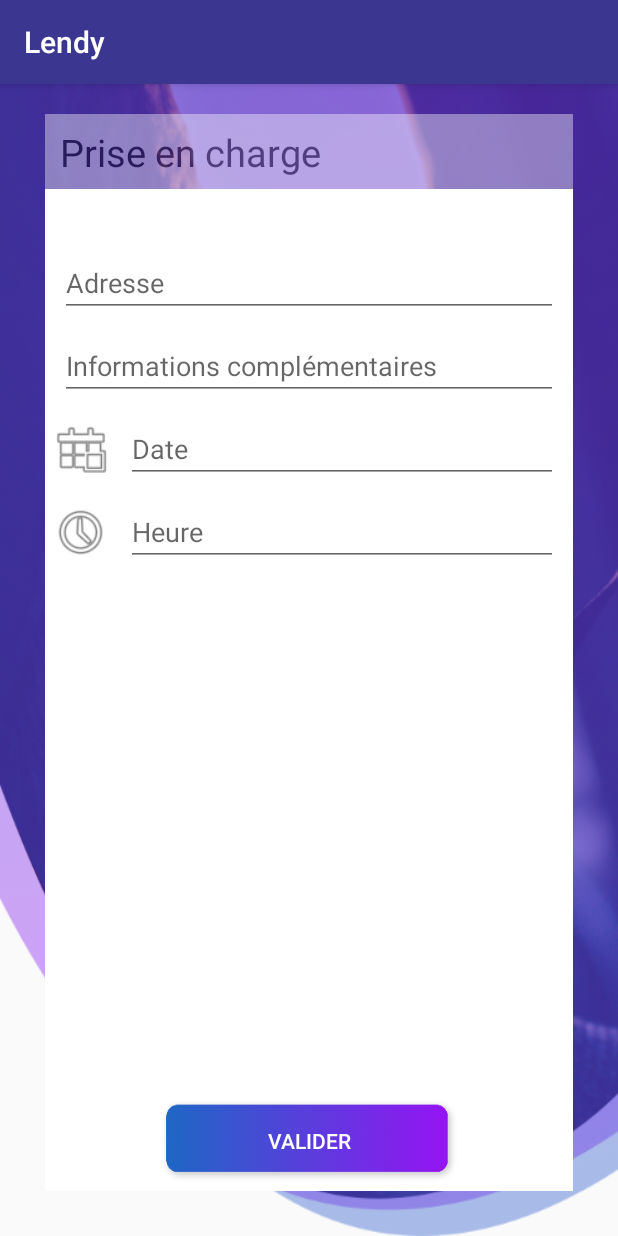
After one commit to elbilbil/lendy_android, an Android app: the fragment SuppOrderFragment shown on its own in the app's theme, on a phone screen of 412 x 824 dp. The commit adds this screen. Run offline under Robolectric (Android 15) with nearby library versions, the phone set to English and light mode, and no system bars.

Commit message:
[WIP} Ajout d'un contrat + prise en charge

```diff
--- a/Lendy/app/src/main/java/com/lendy/Utils/fragments/ResearchFragment.kt
+++ b/Lendy/app/src/main/java/com/lendy/Utils/fragments/ResearchFragment.kt
@@ -13,6 +13,7 @@ import kotlinx.android.synthetic.main.research_fragment.*
 
 interface DialogResult {
     fun getDialogResult(date: String, index: Int)
+    fun getHourResult(hour: Int, minute: Int)
 }
 
 class ResearchFragment : Fragment() {
@@ -34,6 +35,10 @@ class ResearchFragment : Fragment() {
         this.currentActivity = this.activity
         val cA = this.currentActivity
         interfaceDialog = object : DialogResult {
+            override fun getHourResult(hour: Int, minute: Int) {
+                TODO("not implemented") //To change body of created functions use File | Settings | File Templates.
+            }
+
             override fun getDialogResult(date: String, index: Int) {
                 if (index == 1)
                 {
--- /dev/null
+++ b/Lendy/app/src/main/java/com/lendy/Utils/fragments/SuppOrderFragment.kt
@@ -0,0 +1,62 @@
+package com.lendy.Utils.fragments
+
+import android.app.Activity
+import android.app.DatePickerDialog
+import android.app.Dialog
+import android.app.Fragment
+import android.os.Bundle
+import android.util.Log
+import android.view.LayoutInflater
+import android.view.View
+import android.view.ViewGroup
+import com.lendy.R
+import com.lendy.Utils.DataUtils
+import com.lendy.Utils.custom_views.ChooseDateDialog
+import kotlinx.android.synthetic.main.research_fragment.*
+import kotlinx.android.synthetic.main.supp_order_fragment.*
+
+class SuppOrderFragment : Fragment()
+{
+    private var currentActivity: Activity? = null
+    private var currentView: View? = null
+    private var dialogResult: DialogResult? = null
+
+    override fun onCreateView(inflater: LayoutInflater?, container: ViewGroup?, savedInstanceState: Bundle?): View? {
+        return inflater?.inflate(R.layout.supp_order_fragment, container, false)
+    }
+
+    override fun onViewCreated(view: View?, savedInstanceState: Bundle?) {
+        super.onViewCreated(view, savedInstanceState)
+
+        this.currentView = view
+        this.currentActivity = this.activity
+
+        dialogResult = object : DialogResult {
+            override fun getHourResult(hour: Int, minute: Int) {
+                Log.e("lol", "lol")
+            }
+
+            override fun getDialogResult(date: String, index: Int) {
+                choose_date_supp.setText(date)
+            }
+        }
+
+        date_supp.setOnClickListener {
+            val datedialog = ChooseDateDialog(activity, dialogResult, 1)
+            datedialog.show()
+        }
+
+        hour_supp.setOnClickListener {
+            DataUtils.showHourPicker(this.currentActivity, dialogResult = object : DialogResult{
+                override fun getHourResult(hour: Int, minute: Int) {
+                    choose_hour.setText(hour.toString() + "h" + minute.toString())
+                }
+
+                override fun getDialogResult(date: String, index: Int) {
+                    TODO("not implemented") //To change body of created functions use File | Settings | File Templates.
+                }
+            })
+        }
+    }
+
+}
--- /dev/null
+++ b/Lendy/app/src/main/res/layout/supp_order_fragment.xml
@@ -0,0 +1,134 @@
+<?xml version="1.0" encoding="utf-8"?>
+<android.support.constraint.ConstraintLayout
+    xmlns:android="http://schemas.android.com/apk/res/android"
+    xmlns:app="http://schemas.android.com/apk/res-auto"
+    xmlns:tools="http://schemas.android.com/tools"
+    android:layout_width="match_parent"
+    android:layout_height="match_parent"
+    android:background="@drawable/bg_login"
+    android:clickable="true"
+    android:focusable="true">
+
+    <android.support.constraint.ConstraintLayout
+        android:id="@+id/constraintLayout2"
+        android:layout_width="0dp"
+        android:layout_height="0dp"
+        android:layout_marginStart="30dp"
+        android:layout_marginTop="70dp"
+        android:layout_marginEnd="30dp"
+        android:layout_marginBottom="30dp"
+        android:background="@color/white"
+        app:layout_constraintBottom_toBottomOf="parent"
+        app:layout_constraintEnd_toEndOf="parent"
+        app:layout_constraintStart_toStartOf="parent"
+        app:layout_constraintTop_toTopOf="parent">
+
+        <EditText
+            android:id="@+id/choose_place"
+            android:layout_width="0dp"
+            android:layout_height="wrap_content"
+            android:layout_marginStart="10dp"
+            android:layout_marginTop="40dp"
+            android:layout_marginEnd="10dp"
+            android:hint="Adresse"
+            app:layout_constraintEnd_toEndOf="parent"
+            app:layout_constraintStart_toStartOf="parent"
+            app:layout_constraintTop_toTopOf="parent" />
+
+        <EditText
+            android:id="@+id/complementary_infos"
+            android:layout_width="0dp"
+            android:layout_height="wrap_content"
+            android:layout_marginStart="10dp"
+            android:layout_marginTop="10dp"
+            android:layout_marginEnd="10dp"
+            android:hint="Informations complémentaires"
+            app:layout_constraintEnd_toEndOf="parent"
+            app:layout_constraintStart_toStartOf="parent"
+            app:layout_constraintTop_toBottomOf="@+id/choose_place" />
+
+        <ImageView
+            android:id="@+id/date_supp"
+            android:layout_width="40dp"
+            android:layout_height="40dp"
+            android:layout_marginStart="4dp"
+            app:layout_constraintBottom_toBottomOf="@+id/choose_date_supp"
+            app:layout_constraintStart_toStartOf="parent"
+            app:layout_constraintTop_toTopOf="@+id/choose_date_supp"
+            app:srcCompat="@android:drawable/ic_menu_today" />
+
+        <ImageView
+            android:id="@+id/hour_supp"
+            android:layout_width="40dp"
+            android:layout_height="40dp"
+            android:layout_marginStart="4dp"
+            app:layout_constraintBottom_toBottomOf="@+id/choose_hour"
+            app:layout_constraintStart_toStartOf="parent"
+            app:layout_constraintTop_toTopOf="@+id/choose_hour"
+            app:srcCompat="@android:drawable/ic_menu_recent_history" />
+
+        <EditText
+            android:id="@+id/choose_date_supp"
+            android:layout_width="0dp"
+            android:layout_height="wrap_content"
+            android:layout_marginStart="10dp"
+            android:layout_marginTop="10dp"
+            android:layout_marginEnd="10dp"
+            android:hint="Date"
+            app:layout_constraintEnd_toEndOf="parent"
+            app:layout_constraintStart_toEndOf="@+id/date_supp"
+            app:layout_constraintTop_toBottomOf="@+id/complementary_infos" />
+
+        <EditText
+            android:id="@+id/choose_hour"
+            android:layout_width="0dp"
+            android:layout_height="wrap_content"
+            android:layout_marginStart="10dp"
+            android:layout_marginTop="10dp"
+            android:layout_marginEnd="10dp"
+            android:hint="Heure"
+            app:layout_constraintEnd_toEndOf="parent"
+            app:layout_constraintStart_toEndOf="@+id/date_supp"
+            app:layout_constraintTop_toBottomOf="@+id/choose_date_supp" />
+
+        <Button
+            android:id="@+id/valider"
+            android:layout_width="198dp"
+            android:layout_height="56dp"
+            android:layout_marginBottom="5dp"
+            android:background="@drawable/btn_generic_bleu"
+            android:text="VALIDER"
+            android:textAlignment="center"
+            android:textColor="@color/white"
+            app:layout_constraintBottom_toBottomOf="parent"
+            app:layout_constraintEnd_toEndOf="parent"
+            app:layout_constraintStart_toStartOf="parent" />
+
+    </android.support.constraint.ConstraintLayout>
+
+    <android.support.constraint.ConstraintLayout
+        android:id="@+id/view"
+        android:layout_width="0dp"
+        android:layout_height="50dp"
+        android:layout_marginStart="30dp"
+        android:layout_marginEnd="30dp"
+        android:background="@color/white"
+        android:alpha="0.4"
+        app:layout_constraintBottom_toTopOf="@+id/constraintLayout2"
+        app:layout_constraintEnd_toEndOf="parent"
+        app:layout_constraintStart_toStartOf="parent">
+
+        <TextView
+            android:layout_width="wrap_content"
+            android:layout_height="wrap_content"
+            android:layout_marginStart="10dp"
+            android:text="Prise en charge"
+            android:textColor="@color/black"
+            android:textSize="25dp"
+            app:layout_constraintBottom_toBottomOf="parent"
+            app:layout_constraintStart_toStartOf="parent"
+            app:layout_constraintTop_toTopOf="parent" />
+
+    </android.support.constraint.ConstraintLayout>
+
+</android.support.constraint.ConstraintLayout>
```
Also changed, not shown: Lendy/app/src/main/java/com/lendy/Controllers/ConnectActivity.kt (+1 -13 lines), Lendy/app/src/main/java/com/lendy/Controllers/MainActivity.kt (+3 -13 lines), Lendy/app/src/main/java/com/lendy/Utils/DataUtils.kt (+39 -0 lines), Lendy/app/src/main/java/com/lendy/Utils/adapters/MessagesAdapter.kt (+1 -12 lines), Lendy/app/src/main/java/com/lendy/Utils/adapters/RecyclerAdapter.kt (+1 -12 lines), Lendy/app/src/main/java/com/lendy/Utils/fragments/ContractFragment.kt (added, +42 -0 lines), Lendy/app/src/main/java/com/lendy/Utils/fragments/ProfileDetailFragment.kt (+17 -0 lines), Lendy/app/src/main/res/layout/contract_fragment.xml (added, +94 -0 lines).
